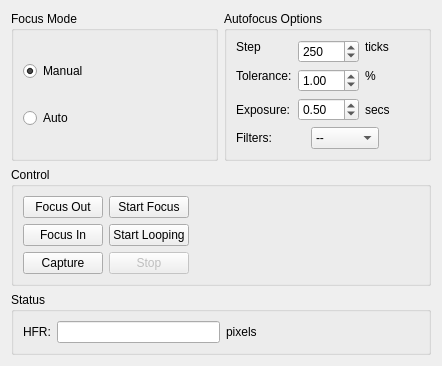
This is kstars/ekos/focus.ui in KDE/kstars as Qt 5 draws it before an edit. The edited form follows.
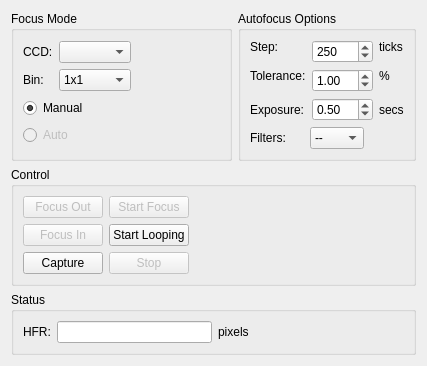
This is the edited form. Custom widgets are drawn as their Qt base class.

Commit message: Support focus in manual mode even if no focuser device is available. Add binning options to capture and focus tabs

Patch:
```diff
--- a/kstars/ekos/focus.ui
+++ b/kstars/ekos/focus.ui
@@ -6,21 +6,101 @@
    <rect>
     <x>0</x>
     <y>0</y>
-    <width>442</width>
-    <height>322</height>
+    <width>427</width>
+    <height>347</height>
    </rect>
   </property>
   <layout class="QVBoxLayout" name="verticalLayout_3">
    <item>
-    <layout class="QHBoxLayout" name="horizontalLayout_5">
-     <item>
-      <layout class="QHBoxLayout" name="horizontalLayout">
+    <layout class="QHBoxLayout" name="horizontalLayout_3">
        <item>
         <widget class="QGroupBox" name="groupBox">
          <property name="title">
           <string>Focus Mode</string>
          </property>
-         <layout class="QVBoxLayout" name="verticalLayout">
+       <layout class="QVBoxLayout" name="verticalLayout_5">
+        <item>
+         <layout class="QHBoxLayout" name="horizontalLayout_6">
+          <item>
+           <layout class="QHBoxLayout" name="horizontalLayout_5">
+            <item>
+             <layout class="QVBoxLayout" name="verticalLayout_2">
+              <item>
+               <widget class="QLabel" name="textLabel1_6">
+                <property name="toolTip">
+                 <string/>
+                </property>
+                <property name="whatsThis">
+                 <string/>
+                </property>
+                <property name="text">
+                 <string>CCD:</string>
+                </property>
+               </widget>
+              </item>
+              <item>
+               <widget class="QLabel" name="textLabel1_7">
+                <property name="toolTip">
+                 <string/>
+                </property>
+                <property name="whatsThis">
+                 <string/>
+                </property>
+                <property name="text">
+                 <string>Bin:</string>
+                </property>
+               </widget>
+              </item>
+             </layout>
+            </item>
+            <item>
+             <layout class="QVBoxLayout" name="verticalLayout_4">
+              <item>
+               <widget class="KComboBox" name="CCDCaptureCombo"/>
+              </item>
+              <item>
+               <widget class="KComboBox" name="BinCombo">
+                <item>
+                 <property name="text">
+                  <string>1x1</string>
+                 </property>
+                </item>
+                <item>
+                 <property name="text">
+                  <string>2x2</string>
+                 </property>
+                </item>
+                <item>
+                 <property name="text">
+                  <string>3x3</string>
+                 </property>
+                </item>
+                <item>
+                 <property name="text">
+                  <string>4x4</string>
+                 </property>
+                </item>
+               </widget>
+              </item>
+             </layout>
+            </item>
+           </layout>
+          </item>
+          <item>
+           <spacer name="horizontalSpacer_4">
+            <property name="orientation">
+             <enum>Qt::Horizontal</enum>
+            </property>
+            <property name="sizeHint" stdset="0">
+             <size>
+              <width>40</width>
+              <height>20</height>
+             </size>
+            </property>
+           </spacer>
+          </item>
+         </layout>
+        </item>
           <item>
            <widget class="QRadioButton" name="manualModeR">
             <property name="text">
@@ -34,7 +114,7 @@
           <item>
            <widget class="QRadioButton" name="AutoModeR">
             <property name="enabled">
-             <bool>true</bool>
+           <bool>false</bool>
             </property>
             <property name="text">
              <string>Auto</string>
@@ -44,14 +124,12 @@
          </layout>
         </widget>
        </item>
-      </layout>
-     </item>
      <item>
       <widget class="QGroupBox" name="groupBox_2">
        <property name="title">
         <string>Autofocus Options</string>
        </property>
-       <layout class="QVBoxLayout" name="verticalLayout_2">
+       <layout class="QVBoxLayout" name="verticalLayout">
         <item>
          <layout class="QGridLayout" name="gridLayout">
           <item row="0" column="0">
@@ -60,7 +138,7 @@
              <string>Delay between two consequetive focus images</string>
             </property>
             <property name="text">
-             <string>Step</string>
+             <string>Step:</string>
             </property>
            </widget>
           </item>
@@ -150,7 +228,7 @@
          </layout>
         </item>
         <item>
-         <layout class="QHBoxLayout" name="horizontalLayout_3">
+         <layout class="QHBoxLayout" name="horizontalLayout">
           <item>
            <widget class="QLabel" name="label_8">
             <property name="toolTip">
@@ -203,6 +281,9 @@
        <layout class="QGridLayout" name="gridLayout_2">
         <item row="0" column="0">
          <widget class="QPushButton" name="focusOutB">
+          <property name="enabled">
+           <bool>false</bool>
+          </property>
           <property name="text">
            <string>Focus Out</string>
           </property>
@@ -211,7 +292,7 @@
         <item row="0" column="1">
          <widget class="QPushButton" name="startFocusB">
           <property name="enabled">
-           <bool>true</bool>
+           <bool>false</bool>
           </property>
           <property name="text">
            <string>Start Focus</string>
@@ -220,6 +301,9 @@
         </item>
         <item row="1" column="0">
          <widget class="QPushButton" name="focusInB">
+          <property name="enabled">
+           <bool>false</bool>
+          </property>
           <property name="text">
            <string>Focus In</string>
           </property>
@@ -331,6 +415,13 @@
    </item>
   </layout>
  </widget>
+ <customwidgets>
+  <customwidget>
+   <class>KComboBox</class>
+   <extends>QComboBox</extends>
+   <header>kcombobox.h</header>
+  </customwidget>
+ </customwidgets>
  <resources/>
  <connections/>
 </ui>
```
Lines whose indentation alone changed are shown as unchanged. The commit also changes 9 other files.
